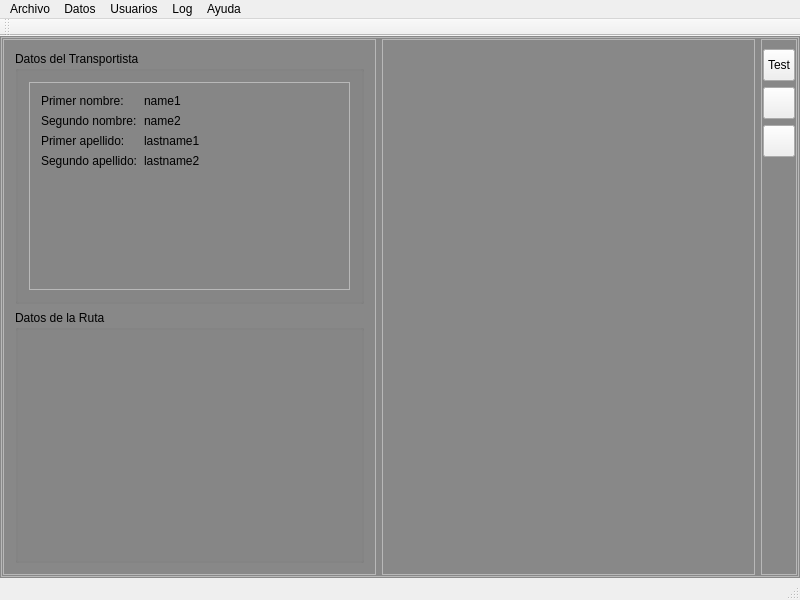
Above: transporte_ucv_harvester/mainwindow.ui from BlastDV/compusciens-ucv-transporte-harvester before the change. Below: the same form after it.
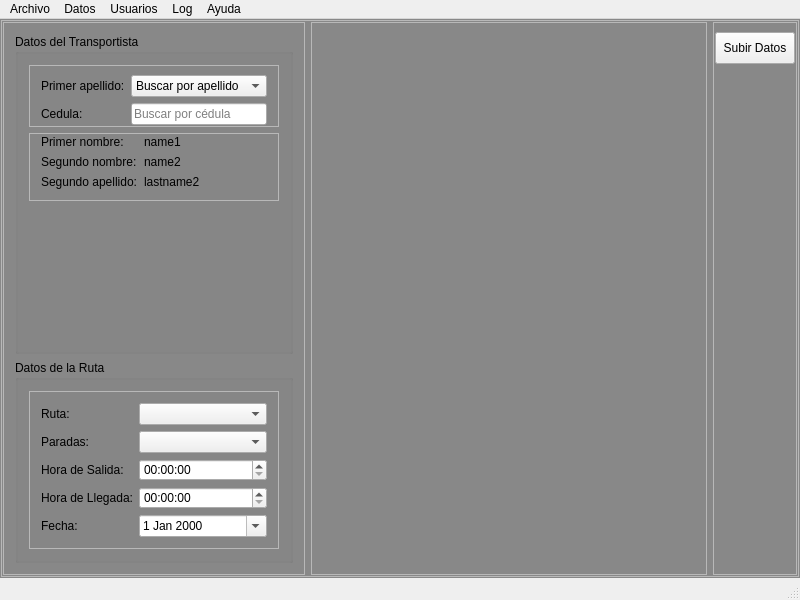
That is the form after the change. Icons and pictures are not drawn.

Commit message: Añadidos ciertos aspectos de la interfaz de subida de datos. Aun falta por desarrollar.

The edit to the form file:
```diff
--- a/transporte_ucv_harvester/mainwindow.ui
+++ b/transporte_ucv_harvester/mainwindow.ui
@@ -66,6 +66,12 @@
        </property>
        <item>
         <widget class="QFrame" name="LeftFrame">
+         <property name="sizePolicy">
+          <sizepolicy hsizetype="Fixed" vsizetype="Preferred">
+           <horstretch>0</horstretch>
+           <verstretch>0</verstretch>
+          </sizepolicy>
+         </property>
          <property name="frameShape">
           <enum>QFrame::StyledPanel</enum>
          </property>
@@ -78,9 +84,72 @@
             <property name="title">
              <string>Datos del Transportista</string>
             </property>
+            <property name="flat">
+             <bool>false</bool>
+            </property>
+            <property name="checkable">
+             <bool>false</bool>
+            </property>
             <layout class="QVBoxLayout" name="verticalLayout_6">
+             <item>
+              <widget class="QFrame" name="frame">
+               <property name="frameShape">
+                <enum>QFrame::StyledPanel</enum>
+               </property>
+               <property name="frameShadow">
+                <enum>QFrame::Raised</enum>
+               </property>
+               <layout class="QFormLayout" name="formLayout_3">
+                <property name="topMargin">
+                 <number>9</number>
+                </property>
+                <property name="bottomMargin">
+                 <number>1</number>
+                </property>
+                <item row="0" column="0">
+                 <widget class="QLabel" name="lastname1Label">
+                  <property name="text">
+                   <string>Primer apellido:</string>
+                  </property>
+                 </widget>
+                </item>
+                <item row="0" column="1">
+                 <widget class="QComboBox" name="comboBox">
+                  <item>
+                   <property name="text">
+                    <string>Buscar por apellido</string>
+                   </property>
+                  </item>
+                 </widget>
+                </item>
+                <item row="1" column="0">
+                 <widget class="QLabel" name="cedulaLabel">
+                  <property name="text">
+                   <string>Cedula:</string>
+                  </property>
+                 </widget>
+                </item>
+                <item row="1" column="1">
+                 <widget class="QLineEdit" name="lineEdit">
+                  <property name="text">
+                   <string/>
+                  </property>
+                  <property name="placeholderText">
+                   <string>Buscar por cédula</string>
+                  </property>
+                 </widget>
+                </item>
+               </layout>
+              </widget>
+             </item>
              <item>
               <widget class="QFrame" name="DriverDataFrame">
+               <property name="sizePolicy">
+                <sizepolicy hsizetype="Preferred" vsizetype="Fixed">
+                 <horstretch>0</horstretch>
+                 <verstretch>0</verstretch>
+                </sizepolicy>
+               </property>
                <property name="frameShape">
                 <enum>QFrame::StyledPanel</enum>
                </property>
@@ -88,6 +157,12 @@
                 <enum>QFrame::Raised</enum>
                </property>
                <layout class="QFormLayout" name="formLayout">
+                <property name="fieldGrowthPolicy">
+                 <enum>QFormLayout::AllNonFixedFieldsGrow</enum>
+                </property>
+                <property name="topMargin">
+                 <number>1</number>
+                </property>
                 <item row="0" column="0">
                  <widget class="QLabel" name="name1Label">
                   <property name="text">
@@ -102,13 +177,6 @@
                   </property>
                  </widget>
                 </item>
-                <item row="2" column="0">
-                 <widget class="QLabel" name="lastname1Label">
-                  <property name="text">
-                   <string>Primer apellido:</string>
-                  </property>
-                 </widget>
-                </item>
                 <item row="1" column="0">
                  <widget class="QLabel" name="name2Label">
                   <property name="text">
@@ -116,13 +184,6 @@
                   </property>
                  </widget>
                 </item>
-                <item row="3" column="0">
-                 <widget class="QLabel" name="lastname2Label">
-                  <property name="text">
-                   <string>Segundo apellido:</string>
-                  </property>
-                 </widget>
-                </item>
                 <item row="1" column="1">
                  <widget class="QLabel" name="name2Text">
                   <property name="text">
@@ -130,14 +191,14 @@
                   </property>
                  </widget>
                 </item>
-                <item row="2" column="1">
-                 <widget class="QLabel" name="lastname1Text">
+                <item row="2" column="0">
+                 <widget class="QLabel" name="lastname2Label">
                   <property name="text">
-                   <string>lastname1</string>
+                   <string>Segundo apellido:</string>
                   </property>
                  </widget>
                 </item>
-                <item row="3" column="1">
+                <item row="2" column="1">
                  <widget class="QLabel" name="lastname2Text">
                   <property name="text">
                    <string>lastname2</string>
@@ -147,6 +208,19 @@
                </layout>
               </widget>
              </item>
+             <item>
+              <spacer name="verticalSpacer_2">
+               <property name="orientation">
+                <enum>Qt::Vertical</enum>
+               </property>
+               <property name="sizeHint" stdset="0">
+                <size>
+                 <width>20</width>
+                 <height>40</height>
+                </size>
+               </property>
+              </spacer>
+             </item>
             </layout>
            </widget>
           </item>
@@ -155,6 +229,78 @@
             <property name="title">
              <string>Datos de la Ruta</string>
             </property>
+            <layout class="QVBoxLayout" name="verticalLayout_5">
+             <item>
+              <widget class="QFrame" name="RouteDataFrame">
+               <property name="frameShape">
+                <enum>QFrame::StyledPanel</enum>
+               </property>
+               <property name="frameShadow">
+                <enum>QFrame::Raised</enum>
+               </property>
+               <layout class="QFormLayout" name="formLayout_2">
+                <item row="0" column="0">
+                 <widget class="QLabel" name="rutaLabel">
+                  <property name="text">
+                   <string>Ruta:</string>
+                  </property>
+                 </widget>
+                </item>
+                <item row="1" column="0">
+                 <widget class="QLabel" name="paradasLabel">
+                  <property name="text">
+                   <string>Paradas:</string>
+                  </property>
+                 </widget>
+                </item>
+                <item row="2" column="0">
+                 <widget class="QLabel" name="hsalidaLabel">
+                  <property name="text">
+                   <string>Hora de Salida:</string>
+                  </property>
+                 </widget>
+                </item>
+                <item row="3" column="0">
+                 <widget class="QLabel" name="hllegadaLabel">
+                  <property name="text">
+                   <string>Hora de Llegada:</string>
+                  </property>
+                 </widget>
+                </item>
+                <item row="4" column="0">
+                 <widget class="QLabel" name="fechaLabel">
+                  <property name="text">
+                   <string>Fecha:</string>
+                  </property>
+                 </widget>
+                </item>
+                <item row="0" column="1">
+                 <widget class="QComboBox" name="RouteList"/>
+                </item>
+                <item row="1" column="1">
+                 <widget class="QComboBox" name="RouteStopsList"/>
+                </item>
+                <item row="2" column="1">
+                 <widget class="QTimeEdit" name="RouteHSalida">
+                  <property name="calendarPopup">
+                   <bool>false</bool>
+                  </property>
+                 </widget>
+                </item>
+                <item row="3" column="1">
+                 <widget class="QTimeEdit" name="RouteHLlegada"/>
+                </item>
+                <item row="4" column="1">
+                 <widget class="QDateEdit" name="RouteDate">
+                  <property name="calendarPopup">
+                   <bool>true</bool>
+                  </property>
+                 </widget>
+                </item>
+               </layout>
+              </widget>
+             </item>
+            </layout>
            </widget>
           </item>
          </layout>
@@ -198,35 +344,6 @@
           <property name="bottomMargin">
            <number>9</number>
           </property>
-          <item>
-           <widget class="QToolButton" name="button1">
-            <property name="minimumSize">
-             <size>
-              <width>32</width>
-              <height>32</height>
-             </size>
-            </property>
-            <property name="maximumSize">
-             <size>
-              <width>32</width>
-              <height>32</height>
-             </size>
-            </property>
-            <property name="text">
-             <string>Test</string>
-            </property>
-            <property name="icon">
-             <iconset resource="icons.qrc">
-              <normaloff>:/icons/generic_button.png</normaloff>:/icons/generic_button.png</iconset>
-            </property>
-            <property name="iconSize">
-             <size>
-              <width>20</width>
-              <height>20</height>
-             </size>
-            </property>
-           </widget>
-          </item>
           <item>
            <widget class="QPushButton" name="pushButton">
             <property name="minimumSize">
@@ -237,47 +354,12 @@
             </property>
             <property name="maximumSize">
              <size>
-              <width>32</width>
-              <height>32</height>
+              <width>160000</width>
+              <height>160000</height>
              </size>
             </property>
             <property name="text">
-             <string/>
-            </property>
-            <property name="icon">
-             <iconset resource="icons.qrc">
-              <normaloff>:/icons/generic_button.png</normaloff>:/icons/generic_button.png</iconset>
-            </property>
-            <property name="iconSize">
-             <size>
-              <width>20</width>
-              <height>20</height>
-             </size>
-            </property>
-           </widget>
-          </item>
-          <item>
-           <widget class="QToolButton" name="toolButton">
-            <property name="sizePolicy">
-             <sizepolicy hsizetype="Fixed" vsizetype="Fixed">
-              <horstretch>0</horstretch>
-              <verstretch>0</verstretch>
-             </sizepolicy>
-            </property>
-            <property name="minimumSize">
-             <size>
-              <width>32</width>
-              <height>32</height>
-             </size>
-            </property>
-            <property name="maximumSize">
-             <size>
-              <width>32</width>
-              <height>32</height>
-             </size>
-            </property>
-            <property name="text">
-             <string/>
+             <string>Subir Datos</string>
             </property>
             <property name="icon">
              <iconset resource="icons.qrc">
@@ -358,14 +440,6 @@
    <addaction name="menuLog"/>
    <addaction name="menuAyuda"/>
   </widget>
-  <widget class="QToolBar" name="mainToolBar">
-   <attribute name="toolBarArea">
-    <enum>TopToolBarArea</enum>
-   </attribute>
-   <attribute name="toolBarBreak">
-    <bool>true</bool>
-   </attribute>
-  </widget>
   <widget class="QStatusBar" name="statusBar"/>
   <action name="actionAcerca_de">
    <property name="text">
```
The commit also changes 2 other files.
